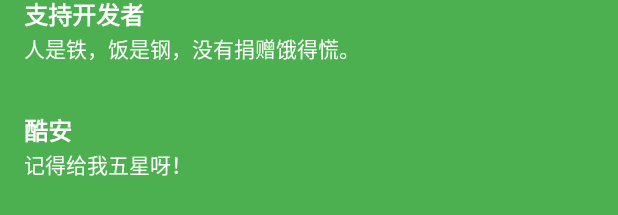
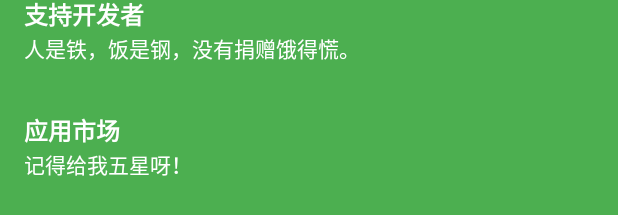
Before and after one commit to imlk0/OneWord, an Android app: the layout page_setting.xml on its own in the app's theme, with its tools: preview values and no code run, on a phone screen of 412 x 824 dp. Shown: the part 1014-1229 px from the top of the screen. Run offline under Robolectric (Android 15) with nearby library versions, the phone set to English and light mode, and no system bars.

```diff
--- a/app/src/main/java/top/imlk/oneword/util/ShowDialogUtil.java
+++ b/app/src/main/java/top/imlk/oneword/util/ShowDialogUtil.java
@@ -120,7 +120,7 @@
                 .setTopColor(AppStyleHelper.getColorByAttributeId(context, R.attr.color_primary))
                 .setTitle("赏点小费吧")
                 .setIcon(R.drawable.ic_local_atm_white_48dp)
-                .setMessage("如果这个软件让您喜欢的话，就请不要吝惜吧！\n帮助开发者将更多的想法变成现实\n每份捐赠都是给我的最大鼓励\n\n谢谢了")
+                .setMessage("这个应用以及其中的网易云音乐接口都是我完成的\n\n如果这个软件让您喜欢的话，就请不要吝惜吧！\n\n帮助开发者将更多的想法变成现实\n每份捐赠都是给我的最大鼓励\n\n谢谢了")
                 .setItems(arrayAdapter, new LovelyChoiceDialog.OnItemSelectedListener<String>() {
                     @Override
                     public void onItemSelected(int position, String item) {
--- a/app/src/main/res/layout/activity_main.xml
+++ b/app/src/main/res/layout/activity_main.xml
@@ -91,8 +91,9 @@
                             layout="@layout/tag_oneword_target"
                             android:layout_width="wrap_content"
                             android:layout_height="wrap_content"
-                            android:layout_alignRight="@id/tv_reference"
+                            android:layout_alignParentRight="true"
                             android:layout_below="@id/tv_reference"
+                            android:layout_marginEnd="@dimen/tv_msg_refer_mg_side"
                             android:layout_marginStart="@dimen/tv_msg_refer_mg_side" />
 
 
--- a/app/src/main/res/layout/page_setting.xml
+++ b/app/src/main/res/layout/page_setting.xml
@@ -366,7 +366,7 @@
             </LinearLayout>
 
             <LinearLayout
-                android:id="@+id/ll_coolapk_market"
+                android:id="@+id/ll_market"
                 android:layout_width="match_parent"
                 android:layout_height="wrap_content"
                 android:background="?android:attr/selectableItemBackground"
@@ -386,7 +386,7 @@
                     <TextView
                         android:layout_width="wrap_content"
                         android:layout_height="wrap_content"
-                        android:text="酷安"
+                        android:text="应用市场"
                         android:textColor="@android:color/white"
                         android:textSize="@dimen/item_setting_title_ts"
                         android:textStyle="bold" />
@@ -395,6 +395,42 @@
                         android:layout_width="wrap_content"
                         android:layout_height="wrap_content"
                         android:text="记得给我五星呀！"
+                        android:textColor="@android:color/white"
+                        android:textSize="@dimen/item_setting_summary_ts" />
+                </LinearLayout>
+            </LinearLayout>
+
+
+            <LinearLayout
+                android:id="@+id/ll_qq_group"
+                android:layout_width="match_parent"
+                android:layout_height="wrap_content"
+                android:background="?android:attr/selectableItemBackground"
+                android:orientation="horizontal"
+                android:paddingLeft="16dp"
+                android:paddingRight="16dp">
+
+
+                <LinearLayout
+                    android:layout_width="0dp"
+                    android:layout_height="wrap_content"
+                    android:layout_weight="1"
+                    android:orientation="vertical"
+                    android:paddingBottom="16dp"
+                    android:paddingTop="16dp">
+
+                    <TextView
+                        android:layout_width="wrap_content"
+                        android:layout_height="wrap_content"
+                        android:text="企鹅群🐧"
+                        android:textColor="@android:color/white"
+                        android:textSize="@dimen/item_setting_title_ts"
+                        android:textStyle="bold" />
+
+                    <TextView
+                        android:layout_width="wrap_content"
+                        android:layout_height="wrap_content"
+                        android:text="688035539"
                         android:textColor="@android:color/white"
                         android:textSize="@dimen/item_setting_summary_ts" />
                 </LinearLayout>
```
Also changed, not shown: app/src/main/java/top/imlk/oneword/application/view/OneWordShowPanel.java (+11 -5 lines), app/src/main/java/top/imlk/oneword/application/view/SettingPage.java (+12 -6 lines), app/src/main/java/top/imlk/oneword/dao/OneWordSQLiteOpenHelper.java (+21 -5 lines), app/src/main/java/top/imlk/oneword/net/OneWordApi.java (+8 -0 lines).
